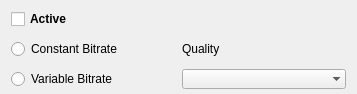
The window that src/GUI/Plugins/Engine/AudioConverter/GUI_AudioConverter.ui (Inferno214221/sayonara-player) describes before a commit, drawn with Qt 5.
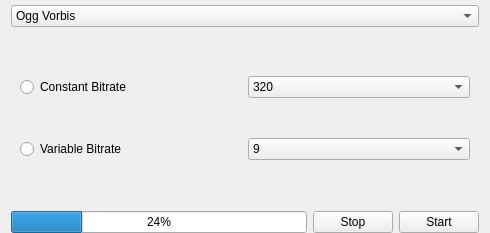
The same window after the commit. Custom widgets are drawn as their Qt base class.

Diff of the .ui file:
```diff
--- a/src/GUI/Plugins/Engine/AudioConverter/GUI_AudioConverter.ui
+++ b/src/GUI/Plugins/Engine/AudioConverter/GUI_AudioConverter.ui
@@ -6,8 +6,8 @@
    <rect>
     <x>0</x>
     <y>0</y>
-    <width>357</width>
-    <height>94</height>
+    <width>490</width>
+    <height>233</height>
    </rect>
   </property>
   <layout class="QGridLayout" name="gridLayout">
@@ -17,74 +17,177 @@
    <property name="bottomMargin">
     <number>0</number>
    </property>
-   <item row="5" column="0">
-    <widget class="QCheckBox" name="cb_active">
-     <property name="font">
-      <font>
-       <weight>75</weight>
-       <bold>true</bold>
-      </font>
-     </property>
-     <property name="focusPolicy">
-      <enum>Qt::StrongFocus</enum>
-     </property>
-     <property name="text">
-      <string notr="true">Active</string>
-     </property>
+   <item row="5" column="0" colspan="3">
+    <widget class="Gui::ComboBox" name="combo_codecs">
+     <item>
+      <property name="text">
+       <string>Ogg Vorbis</string>
+      </property>
+     </item>
+     <item>
+      <property name="text">
+       <string>MP3</string>
+      </property>
+     </item>
     </widget>
    </item>
-   <item row="7" column="2" colspan="2">
-    <widget class="Gui::ComboBox" name="cb_quality">
-     <property name="focusPolicy">
-      <enum>Qt::StrongFocus</enum>
+   <item row="7" column="0">
+    <widget class="QProgressBar" name="pb_progress">
+     <property name="value">
+      <number>24</number>
      </property>
-     <property name="sizeAdjustPolicy">
-      <enum>QComboBox::AdjustToMinimumContentsLengthWithIcon</enum>
-     </property>
-     <property name="iconSize">
-      <size>
-       <width>0</width>
-       <height>0</height>
-      </size>
-     </property>
-     <property name="frame">
-      <bool>false</bool>
-     </property>
     </widget>
    </item>
-   <item row="7" column="0" colspan="2">
-    <widget class="QRadioButton" name="rb_vbr">
-     <property name="focusPolicy">
-      <enum>Qt::StrongFocus</enum>
+   <item row="6" column="0" colspan="3">
+    <widget class="QStackedWidget" name="stackedWidget">
+     <property name="currentIndex">
+      <number>1</number>
      </property>
-     <property name="text">
-      <string>Variable Bitrate</string>
-     </property>
+     <widget class="QWidget" name="page">
+      <layout class="QGridLayout" name="gridLayout_2">
+       <item row="0" column="3">
+        <widget class="QSpinBox" name="sb_ogg_quality">
+         <property name="minimum">
+          <number>1</number>
+         </property>
+         <property name="maximum">
+          <number>10</number>
+         </property>
+         <property name="value">
+          <number>7</number>
+         </property>
+        </widget>
+       </item>
+       <item row="0" column="2">
+        <widget class="QLabel" name="label">
+         <property name="text">
+          <string>Quality</string>
+         </property>
+        </widget>
+       </item>
+      </layout>
+     </widget>
+     <widget class="QWidget" name="page_2">
+      <layout class="QGridLayout" name="gridLayout_3">
+       <item row="1" column="0">
+        <widget class="QRadioButton" name="rb_vbr">
+         <property name="text">
+          <string>Variable Bitrate</string>
+         </property>
+         <attribute name="buttonGroup">
+          <string notr="true">buttonGroup</string>
+         </attribute>
+        </widget>
+       </item>
+       <item row="0" column="0">
+        <widget class="QRadioButton" name="rb_cbr">
+         <property name="text">
+          <string>Constant Bitrate</string>
+         </property>
+         <attribute name="buttonGroup">
+          <string notr="true">buttonGroup</string>
+         </attribute>
+        </widget>
+       </item>
+       <item row="0" column="1">
+        <widget class="Gui::ComboBox" name="combo_cbr">
+         <property name="currentText">
+          <string>320</string>
+         </property>
+         <item>
+          <property name="text">
+           <string>320</string>
+          </property>
+         </item>
+         <item>
+          <property name="text">
+           <string>256</string>
+          </property>
+         </item>
+         <item>
+          <property name="text">
+           <string>192</string>
+          </property>
+         </item>
+         <item>
+          <property name="text">
+           <string>160</string>
+          </property>
+         </item>
+         <item>
+          <property name="text">
+           <string>128</string>
+          </property>
+         </item>
+         <item>
+          <property name="text">
+           <string>96</string>
+          </property>
+         </item>
+        </widget>
+       </item>
+       <item row="1" column="1">
+        <widget class="Gui::ComboBox" name="combo_vbr">
+         <property name="currentText">
+          <string>7</string>
+         </property>
+         <item>
+          <property name="text">
+           <string>9</string>
+          </property>
+         </item>
+         <item>
+          <property name="text">
+           <string>8</string>
+          </property>
+         </item>
+         <item>
+          <property name="text">
+           <string>7</string>
+          </property>
+         </item>
+         <item>
+          <property name="text">
+           <string>6</string>
+          </property>
+         </item>
+         <item>
+          <property name="text">
+           <string>5</string>
+          </property>
+         </item>
+         <item>
+          <property name="text">
+           <string>4</string>
+          </property>
+         </item>
+         <item>
+          <property name="text">
+           <string>3</string>
+          </property>
+         </item>
+         <item>
+          <property name="text">
+           <string>1</string>
+          </property>
+         </item>
+        </widget>
+       </item>
+      </layout>
+     </widget>
     </widget>
    </item>
-   <item row="6" column="2" colspan="2">
-    <widget class="QLabel" name="label">
-     <property name="maximumSize">
-      <size>
-       <width>1000</width>
-       <height>16777215</height>
-      </size>
-     </property>
-     <property name="focusPolicy">
-      <enum>Qt::StrongFocus</enum>
-     </property>
+   <item row="7" column="2">
+    <widget class="QPushButton" name="btn_start">
      <property name="text">
-      <string>Quality</string>
+      <string>Start</string>
      </property>
     </widget>
    </item>
-   <item row="6" column="0" colspan="2">
-    <widget class="QRadioButton" name="rb_cbr">
-     <property name="focusPolicy">
-      <enum>Qt::StrongFocus</enum>
-     </property>
+   <item row="7" column="1">
+    <widget class="QPushButton" name="btn_stop_encoding">
      <property name="text">
-      <string>Constant Bitrate</string>
+      <string>Stop</string>
      </property>
     </widget>
    </item>
```
Left out of the diff: 3 changed lines with no effect on the pictures.
